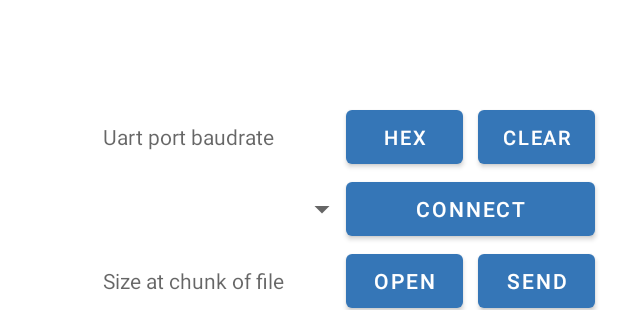
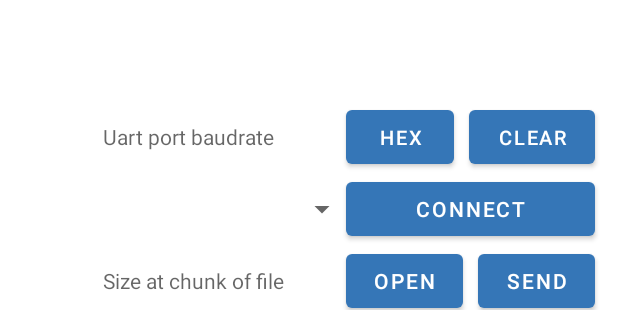
Before and after one commit to danil-murashkin/android_serial_terminal, an Android app: the layout activity_main.xml on its own in the app's theme, with its tools: preview values and no code run, on a phone screen of 412 x 824 dp. Shown: the part 688-998 px from the top of the screen. Run offline under Robolectric (Android 15) with nearby library versions, the phone set to English and light mode, and no system bars.

Commit message:
Fix buttons width

```diff
--- a/app/src/main/res/layout/activity_main.xml
+++ b/app/src/main/res/layout/activity_main.xml
@@ -119,7 +119,7 @@
 
     <Button
         android:id="@+id/clearButton"
-        android:layout_width="78dp"
+        android:layout_width="84dp"
         android:layout_height="48dp"
         android:text="CLEAR"
         android:textSize="13.2sp"
@@ -128,7 +128,7 @@
 
     <Button
         android:id="@+id/hexModeButton"
-        android:layout_width="78dp"
+        android:layout_width="72dp"
         android:layout_height="48dp"
         android:layout_marginEnd="10dp"
         android:text="HEX"
```
